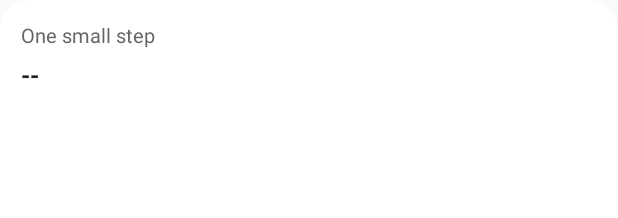
After one commit to irvan-putra/tumbuh, an Android app: the layout widget_tumbuh.xml on its own in the app's theme, with its tools: preview values and no code run, on a phone screen of 412 x 824 dp. The commit adds this screen. Shown: the top 218 px of the screen. Run offline under Robolectric (Android 15) with nearby library versions, the phone set to English and light mode, and no system bars.

Commit message:
Add home-screen widget and opt-in demo profile (0.2.0)

```diff
--- /dev/null
+++ b/app/src/main/res/drawable/widget_bg.xml
@@ -0,0 +1,6 @@
+<?xml version="1.0" encoding="utf-8"?>
+<shape xmlns:android="http://schemas.android.com/apk/res/android"
+    android:shape="rectangle">
+    <solid android:color="#FFFFFF" />
+    <corners android:radius="20dp" />
+</shape>
--- /dev/null
+++ b/app/src/main/res/layout/widget_tumbuh.xml
@@ -0,0 +1,67 @@
+<?xml version="1.0" encoding="utf-8"?>
+<LinearLayout xmlns:android="http://schemas.android.com/apk/res/android"
+    android:id="@+id/widget_root"
+    android:layout_width="match_parent"
+    android:layout_height="match_parent"
+    android:orientation="vertical"
+    android:background="@drawable/widget_bg"
+    android:padding="14dp">
+
+    <LinearLayout
+        android:layout_width="match_parent"
+        android:layout_height="wrap_content"
+        android:orientation="horizontal">
+
+        <TextView
+            android:layout_width="0dp"
+            android:layout_height="wrap_content"
+            android:layout_weight="1"
+            android:text="One small step"
+            android:textColor="#666666"
+            android:textSize="13sp" />
+
+        <TextView
+            android:id="@+id/widget_demo_badge"
+            android:layout_width="wrap_content"
+            android:layout_height="wrap_content"
+            android:text="DEMO"
+            android:textColor="#B42828"
+            android:textSize="11sp"
+            android:textStyle="bold"
+            android:visibility="gone" />
+    </LinearLayout>
+
+    <TextView
+        android:id="@+id/widget_step_title"
+        android:layout_width="match_parent"
+        android:layout_height="wrap_content"
+        android:layout_marginTop="6dp"
+        android:text="--"
+        android:textColor="#222222"
+        android:textSize="16sp"
+        android:textStyle="bold"
+        android:maxLines="2"
+        android:ellipsize="end" />
+
+    <TextView
+        android:id="@+id/widget_step_detail"
+        android:layout_width="match_parent"
+        android:layout_height="wrap_content"
+        android:layout_marginTop="3dp"
+        android:text=""
+        android:textColor="#2E7D4F"
+        android:textSize="13sp"
+        android:maxLines="2"
+        android:ellipsize="end" />
+
+    <TextView
+        android:id="@+id/widget_counts"
+        android:layout_width="match_parent"
+        android:layout_height="wrap_content"
+        android:layout_marginTop="6dp"
+        android:text=""
+        android:textColor="#666666"
+        android:textSize="12sp"
+        android:maxLines="1"
+        android:ellipsize="end" />
+</LinearLayout>
--- /dev/null
+++ b/app/src/main/res/values/strings.xml
@@ -0,0 +1,4 @@
+<?xml version="1.0" encoding="utf-8"?>
+<resources>
+    <string name="widget_tumbuh_desc">One small step and open counts</string>
+</resources>
```
Also changed, not shown: app/build.gradle.kts (+10 -2 lines), app/src/main/AndroidManifest.xml (+10 -0 lines), app/src/main/java/com/vanipy/tumbuh/DemoData.java (added, +52 -0 lines), app/src/main/java/com/vanipy/tumbuh/DemoMode.java (added, +31 -0 lines), app/src/main/java/com/vanipy/tumbuh/MainActivity.java (+18 -2 lines), app/src/main/java/com/vanipy/tumbuh/Storage.java (+15 -6 lines), app/src/main/java/com/vanipy/tumbuh/TumbuhWidgetProvider.java (added, +55 -0 lines), app/src/main/res/xml/widget_tumbuh_info.xml (added, +11 -0 lines), app/src/main/res/mipmap-hdpi/ic_launcher.png, app/src/main/res/mipmap-mdpi/ic_launcher.png, app/src/main/res/mipmap-xhdpi/ic_launcher.png, app/src/main/res/mipmap-xxhdpi/ic_launcher.png, app/src/main/res/mipmap-xxxhdpi/ic_launcher.png, 3 other files.
